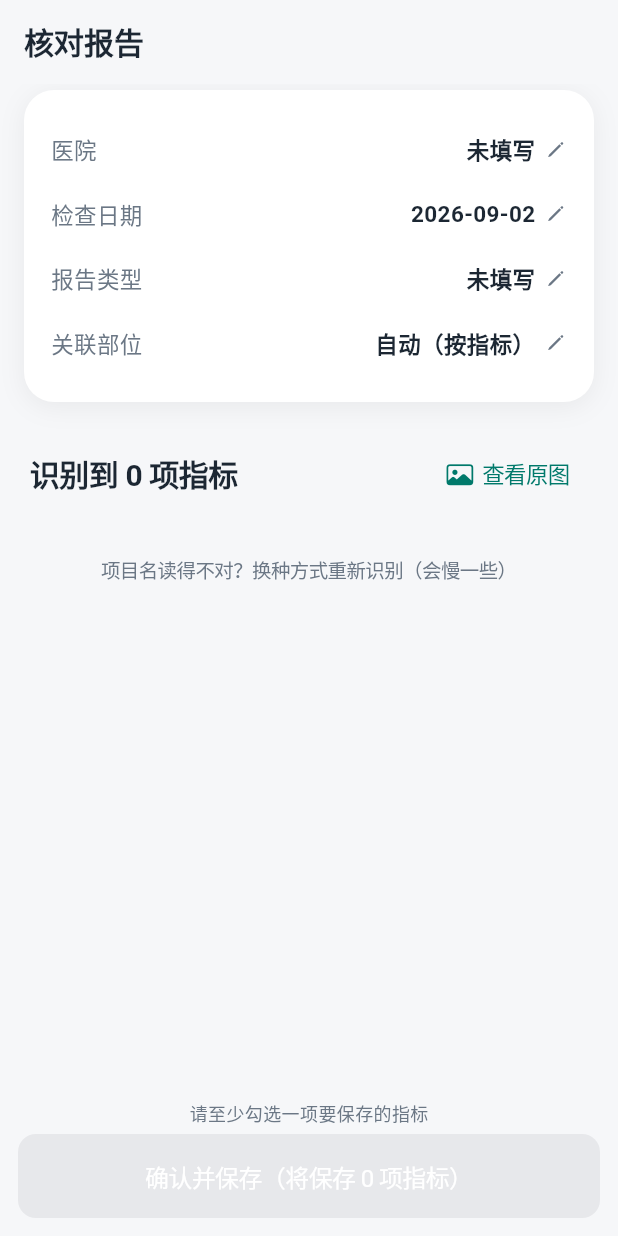
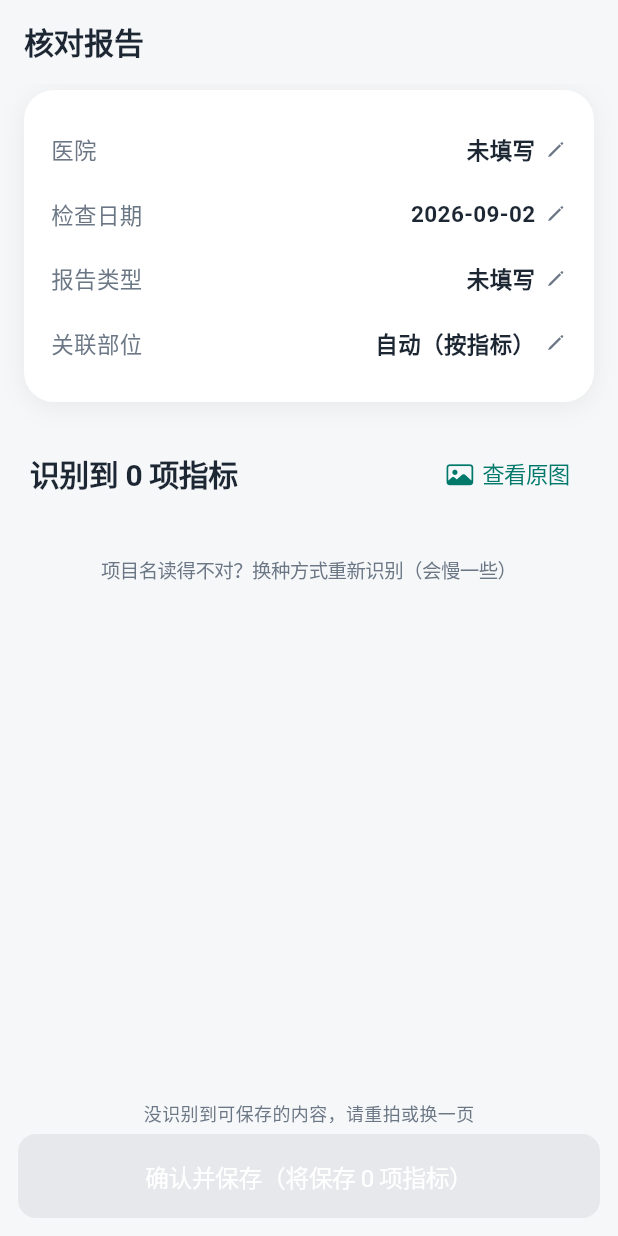
Before and after one commit to weixu731618-netizen/health-archive, a Flutter app: the ReportReviewPage screen opened directly with empty values, on a phone screen of 412 x 824 dp. Run offline on Flutter 3.47's test engine with Material 3 defaults, Android fonts, the phone set to English and light mode, and no system bars; our stand-ins replace drift, drift_flutter, file_picker, fl_chart, flutter_local_notifications, flutter_secure_storage and 6 more; missing offline and left inert: pdfx; accounts and stored records are empty; generated files the repository leaves out were written again.

Commit message:
空白体检表不能保存 + 后端 examSummary 提示词收紧
用户拍到一张空白体检表模板：0 项化验，DeepSeek 看到「内科/外科/眼科」
栏目标题硬编出空的「科室所见」，examSummary 非空 → 上一版「有体检内容就能
存」放行了，能存一张空表。

- ExamSummary.hasSubstance：只有 ①非占位的总检结论/建议 ②一般项目数值
  ③填了字的各科所见（未见异常算真所见，「未填写/—/待填/空」等占位不算）
  才算有内容。_isFiller 过滤占位串。
- report_review_page：_canSave / _hasExamContent / 保存后导航 / examSummary
  预览 全部改用 hasSubstance；空白表 → 「没识别到可保存的内容，请重拍或换一页」。
- report_recognition_flow：examSummary 非空但无实质 → 不进核对页（走人工确认）。
- 后端 prompt：空白/没填的栏目不要补写「正常/未见异常」；整张空白模板 →
  examSummary 返回 null。

新增 exam_summary_test hasSubstance 用例。flutter test 244 绿。版本 1.9.13+42。

```diff
--- a/lib/models/app_metadata.dart
+++ b/lib/models/app_metadata.dart
@@ -1,11 +1,10 @@
 class AppMetadata {
   const AppMetadata._();
 
-  static const String versionName = '1.9.12';
-  static const int versionCode = 41;
+  static const String versionName = '1.9.13';
+  static const int versionCode = 42;
   static const String buildLabel =
-      '体检报告核对页：识别到 0 项化验、但有总检结论 / 各科所见 / 一般项目时'
-      '也能保存（以前卡在「请至少勾选一项指标」），保存后进详情页而非结果页。'
-      '后端：百度专用接口把「深圳HR / 全国R」这类地区参考值列标读进项目名时，'
-      '改用项目代号或整行丢弃，不再显示「深圳HR」。';
+      '空白体检表不再能保存：只有真的填了内容（总检结论 / 建议、一般项目数值、'
+      '或填了字的各科所见）才算，DeepSeek 硬编出的空栏目会被判为「没识别到可保存'
+      '的内容，请重拍或换一页」。后端提示词：空白栏目不补写「正常/未见异常」。';
 }
--- a/lib/models/report_models.dart
+++ b/lib/models/report_models.dart
@@ -188,6 +188,26 @@ class ExamSummary {
       departments.isEmpty &&
       general.isEmpty;
 
+  /// 是否有**实际内容**（不是空白体检表被硬编出来的空栏目）：
+  /// 总检结论 / 建议、或一般项目数值、或真的填了字的科室所见。
+  bool get hasSubstance {
+    final c = conclusion?.trim() ?? '';
+    if (c.isNotEmpty && !_isFiller(c)) return true;
+    if (advice.any((a) => a.trim().isNotEmpty && !_isFiller(a))) return true;
+    if (!general.isEmpty) return true;
+    return departments
+        .any((d) => d.finding.trim().isNotEmpty && !_isFiller(d.finding));
+  }
+
+  static bool _isFiller(String s) {
+    final t = s.trim().replaceAll(RegExp(r'[\s（）()【】\[\]—\-_/、,。.]'), '');
+    return t.isEmpty ||
+        const {
+          '未填写', '待填', '空白', '空', '无', '略', '暂无', '见报告', '详见报告',
+          '未做', '未查', '弃查', 'na', 'n/a', '/',
+        }.contains(t.toLowerCase());
+  }
+
   factory ExamSummary.fromJson(Map j) => ExamSummary(
         conclusion: (j['conclusion'] as String?)?.trim().isEmpty ?? true
             ? null
--- a/lib/pages/report_recognition_flow.dart
+++ b/lib/pages/report_recognition_flow.dart
@@ -201,8 +201,10 @@ class _RecognizingPageState extends State<_RecognizingPage> {
       //   ② imagingType 有值    → 图文报告页（影像），类型已定
       //   ③ isMedical=否 / 无文字 → 无法读取，不存
       //   ④ 其余（是医疗内容但不属于任何已知类型）→ 人工确认页
-      // 有化验指标，或是体检报告（带总检结论 / 各科所见）→ 核对页。
-      if (report.metrics.isNotEmpty || report.examSummary != null) {
+      // 有化验指标，或是**真的填了内容**的体检报告 → 核对页。
+      // 空白体检表被 DeepSeek 硬编出空栏目的（examSummary 非空但无实质）不算。
+      if (report.metrics.isNotEmpty ||
+          (report.examSummary?.hasSubstance ?? false)) {
         _transferredImageOwnership = true;
         await Navigator.of(context).pushReplacement(MaterialPageRoute(
           builder: (_) => ReportReviewPage(
--- a/lib/pages/report_review_page.dart
+++ b/lib/pages/report_review_page.dart
@@ -61,9 +61,10 @@ class _ReportReviewPageState extends State<ReportReviewPage> {
   int get _selectedCount => _report.metrics.where((m) => m.isSelected).length;
 
   bool get _hasExamContent =>
-      _report.examSummary != null && !_report.examSummary!.isEmpty;
+      _report.examSummary != null && _report.examSummary!.hasSubstance;
 
-  /// 能否保存：勾了化验指标，或是带内容的体检报告（结论 / 各科所见 / 一般项目）。
+  /// 能否保存：勾了化验指标，或是**真的填了内容**的体检报告
+  /// （总检结论 / 建议、一般项目数值、或填了字的各科所见）——空白体检表存不了。
   bool get _canSave => _selectedCount > 0 || _hasExamContent;
 
   /// 勾选保存、但没匹配上核心指标、且超出参考范围的项——存下来但不参与器官
@@ -180,8 +181,7 @@ class _ReportReviewPageState extends State<ReportReviewPage> {
             const SizedBox(height: 4),
             _NonCoreAbnormalNote(metrics: _nonCoreAbnormal),
           ],
-          if (_report.examSummary != null &&
-              !_report.examSummary!.isEmpty) ...[
+          if (_hasExamContent) ...[
             const SizedBox(height: 16),
             _ExamSummaryPreview(exam: _report.examSummary!),
           ],
@@ -207,11 +207,13 @@ class _ReportReviewPageState extends State<ReportReviewPage> {
             mainAxisSize: MainAxisSize.min,
             children: [
               if (!_canSave && !_saving)
-                const Padding(
-                  padding: EdgeInsets.only(bottom: 6),
+                Padding(
+                  padding: const EdgeInsets.only(bottom: 6),
                   child: Text(
-                    '请至少勾选一项要保存的指标',
-                    style: TextStyle(
+                    _report.metrics.isEmpty
+                        ? '没识别到可保存的内容，请重拍或换一页'
+                        : '请至少勾选一项要保存的指标',
+                    style: const TextStyle(
                         fontSize: 12, color: AppColors.textSecondary),
                   ),
                 )
@@ -383,7 +385,7 @@ class _ReportReviewPageState extends State<ReportReviewPage> {
           reportType: _report.reportType,
           sourceImagePath: _report.sourceImagePath,
           rawText: _report.rawText, // 存库，但不打印到日志
-          examSummary: (exam != null && !exam.isEmpty)
+          examSummary: (exam != null && exam.hasSubstance)
               ? jsonEncode(exam.toJson())
               : null,
         );
@@ -465,7 +467,7 @@ class _ReportReviewPageState extends State<ReportReviewPage> {
       if (!mounted) return;
       // 0 项化验的体检报告：结果页那套「识别 N 项 / 正常 M」没意义，直接进详情页
       // （总检结论 / 各科所见 / 一般项目都在那里分块显示）。
-      if (savedLines.isEmpty && exam != null && !exam.isEmpty) {
+      if (savedLines.isEmpty && exam != null && exam.hasSubstance) {
         Navigator.of(context).pushReplacement(MaterialPageRoute(
           builder: (_) => ReportDetailPage(reportId: reportId),
         ));
--- a/pubspec.yaml
+++ b/pubspec.yaml
@@ -1,7 +1,7 @@
 name: health_archive
 description: 健康档案 - 个人健康管理 App（MVP）
 publish_to: 'none'
-version: 1.9.12+41
+version: 1.9.13+42
 
 environment:
   sdk: '>=3.6.0 <4.0.0'
```
Also changed, not shown: 5 other files.
